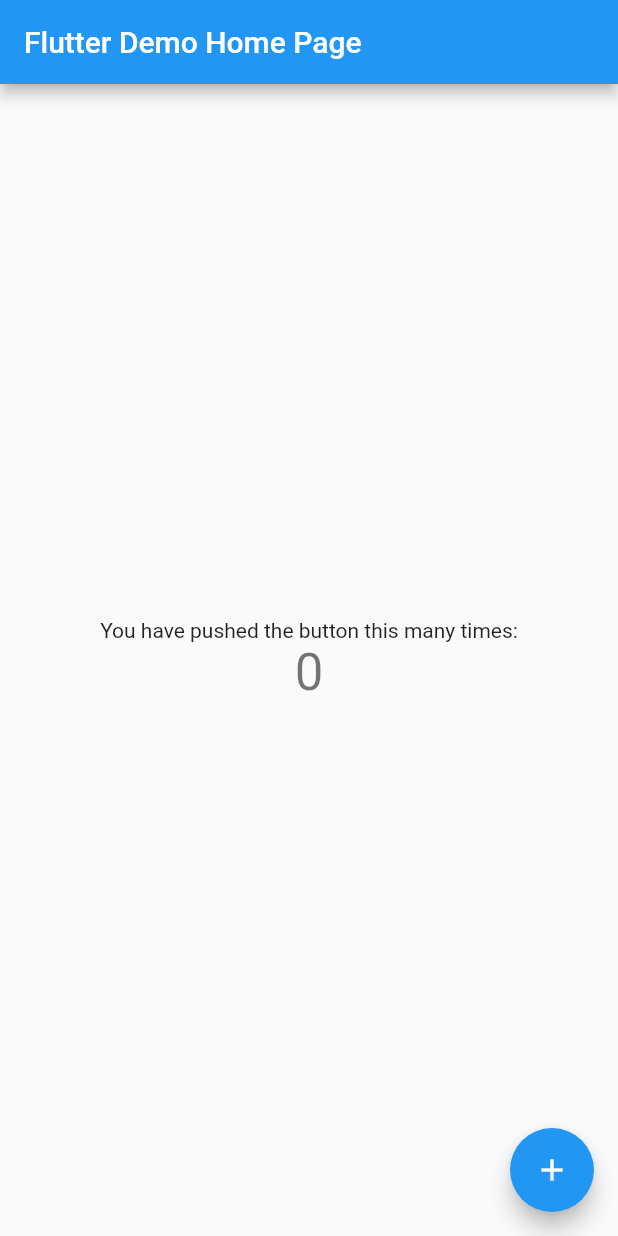
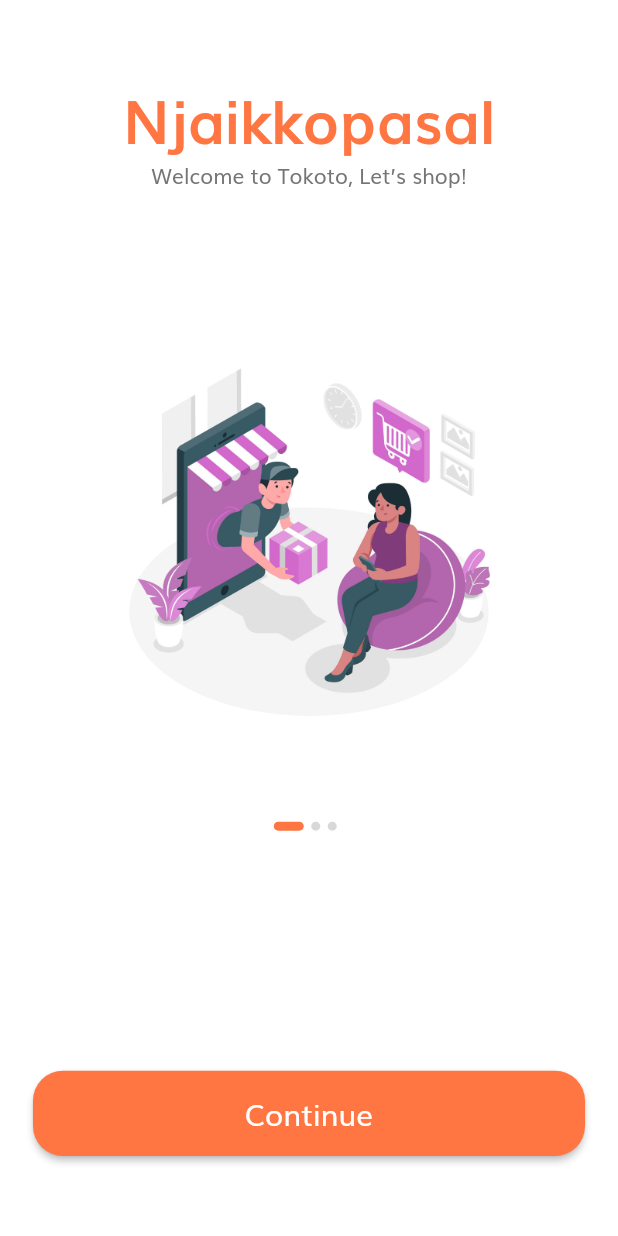
Before and after one commit to bhattarainabin64/EcommerceApp, a Flutter app: the screen it shows after launch, on a phone screen of 412 x 824 dp. Run offline on Flutter 3.47's test engine with Material 2 defaults, Android fonts, the phone set to English and light mode, and no system bars.

Commit message:
complete getStarted Screen

```diff
--- /dev/null
+++ b/lib/components/default_button.dart
@@ -0,0 +1,38 @@
+import 'package:flutter/material.dart';
+import 'package:najikkopasal/size_config.dart';
+
+import '../constants.dart';
+
+class DefaultButton extends StatelessWidget {
+  const DefaultButton({
+    Key? key,
+    required this.text,
+    this.press,
+  }) : super(key: key);
+  final String text;
+  final void Function()? press;
+
+  @override
+  Widget build(BuildContext context) {
+    return SizedBox(
+      width: double.infinity,
+      height: getProportionateScreenHeight(56),
+      child: ElevatedButton(
+        style: ElevatedButton.styleFrom(
+            shape: RoundedRectangleBorder(
+              borderRadius: BorderRadius.circular(20),
+            ),
+            primary: kPrimaryColor,
+            padding: const EdgeInsets.all(10)),
+        child: Text(
+          text,
+          style: TextStyle(
+            fontSize: getProportionateScreenWidth(18),
+            color: Colors.white,
+          ),
+        ),
+        onPressed: press,
+      ),
+    );
+  }
+}
--- /dev/null
+++ b/lib/constants.dart
@@ -0,0 +1,13 @@
+import 'package:flutter/material.dart';
+
+const kPrimaryColor = Color(0xFFFF7643);
+const kPrimaryLightColor = Color(0xFFFFECDF);
+const kPrimaryGradientColor = LinearGradient(
+  begin: Alignment.topLeft,
+  end: Alignment.bottomRight,
+  colors: [Color(0xFFFFA53E), Color(0xFFFF7643)],
+);
+const kSecondaryColor = Color(0xFF979797);
+const kTextColor = Color(0xFF757575);
+
+const kAnimationDuration = Duration(milliseconds: 200);
--- a/lib/main.dart
+++ b/lib/main.dart
@@ -1,4 +1,7 @@
 import 'package:flutter/material.dart';
+import 'package:najikkopasal/constants.dart';
+import 'package:najikkopasal/routes.dart';
+import 'package:najikkopasal/screens/splash/splash_screen.dart';
 
 void main() {
   runApp(const MyApp());
@@ -11,105 +14,18 @@ class MyApp extends StatelessWidget {
   @override
   Widget build(BuildContext context) {
     return MaterialApp(
-      title: 'Flutter Demo',
-      theme: ThemeData(
-        // This is the theme of your application.
-        //
-        // Try running your application with "flutter run". You'll see the
-        // application has a blue toolbar. Then, without quitting the app, try
-        // changing the primarySwatch below to Colors.green and then invoke
-        // "hot reload" (press "r" in the console where you ran "flutter run",
-        // or simply save your changes to "hot reload" in a Flutter IDE).
-        // Notice that the counter didn't reset back to zero; the application
-        // is not restarted.
-        primarySwatch: Colors.blue,
-      ),
-      home: const MyHomePage(title: 'Flutter Demo Home Page'),
-    );
+        debugShowCheckedModeBanner: false,
+        title: 'Flutter Demo',
+        theme: ThemeData(
+          scaffoldBackgroundColor: Colors.white,
+          fontFamily: "Muli",
+          textTheme: const TextTheme(
+            bodyText1: TextStyle(color: kTextColor),
+            bodyText2: TextStyle(color: kTextColor),
+          ),
+          primarySwatch: Colors.blue,
+        ),
+        initialRoute: SplashScreen.routeName,
+        routes: routes);
   }
 }
-
-class MyHomePage extends StatefulWidget {
-  const MyHomePage({Key? key, required this.title}) : super(key: key);
-
-  // This widget is the home page of your application. It is stateful, meaning
-  // that it has a State object (defined below) that contains fields that affect
-  // how it looks.
-
-  // This class is the configuration for the state. It holds the values (in this
-  // case the title) provided by the parent (in this case the App widget) and
-  // used by the build method of the State. Fields in a Widget subclass are
-  // always marked "final".
-
-  final String title;
-
-  @override
-  State<MyHomePage> createState() => _MyHomePageState();
-}
-
-class _MyHomePageState extends State<MyHomePage> {
-  int _counter = 0;
-
-  void _incrementCounter() {
-    setState(() {
-      // This call to setState tells the Flutter framework that something has
-      // changed in this State, which causes it to rerun the build method below
-      // so that the display can reflect the updated values. If we changed
-      // _counter without calling setState(), then the build method would not be
-      // called again, and so nothing would appear to happen.
-      _counter++;
-    });
-  }
-
-  @override
-  Widget build(BuildContext context) {
-    // This method is rerun every time setState is called, for instance as done
-    // by the _incrementCounter method above.
-    //
-    // The Flutter framework has been optimized to make rerunning build methods
-    // fast, so that you can just rebuild anything that needs updating rather
-    // than having to individually change instances of widgets.
-    return Scaffold(
-      appBar: AppBar(
-        // Here we take the value from the MyHomePage object that was created by
-        // the App.build method, and use it to set our appbar title.
-        title: Text(widget.title),
-      ),
-      body: Center(
-        // Center is a layout widget. It takes a single child and positions it
-        // in the middle of the parent.
-        child: Column(
-          // Column is also a layout widget. It takes a list of children and
-          // arranges them vertically. By default, it sizes itself to fit its
-          // children horizontally, and tries to be as tall as its parent.
-          //
-          // Invoke "debug painting" (press "p" in the console, choose the
-          // "Toggle Debug Paint" action from the Flutter Inspector in Android
-          // Studio, or the "Toggle Debug Paint" command in Visual Studio Code)
-          // to see the wireframe for each widget.
-          //
-          // Column has various properties to control how it sizes itself and
-          // how it positions its children. Here we use mainAxisAlignment to
-          // center the children vertically; the main axis here is the vertical
-          // axis because Columns are vertical (the cross axis would be
-          // horizontal).
-          mainAxisAlignment: MainAxisAlignment.center,
-          children: <Widget>[
-            const Text(
-              'You have pushed the button this many times:',
-            ),
-            Text(
-              '$_counter',
-              style: Theme.of(context).textTheme.headline4,
-            ),
-          ],
-        ),
-      ),
-      floatingActionButton: FloatingActionButton(
-        onPressed: _incrementCounter,
-        tooltip: 'Increment',
-        child: const Icon(Icons.add),
-      ), // This trailing comma makes auto-formatting nicer for build methods.
-    );
-  }
-}
--- /dev/null
+++ b/lib/routes.dart
@@ -0,0 +1,6 @@
+import 'package:flutter/material.dart';
+import 'package:najikkopasal/screens/splash/splash_screen.dart';
+
+final Map<String, WidgetBuilder> routes = {
+  SplashScreen.routeName:((context) =>SplashScreen() )
+};
--- /dev/null
+++ b/lib/screens/splash/components/body.dart
@@ -0,0 +1,117 @@
+import 'package:flutter/material.dart';
+import 'package:najikkopasal/components/default_button.dart';
+import 'package:najikkopasal/constants.dart';
+import 'package:najikkopasal/screens/splash/components/splash_content.dart';
+
+import '../../../size_config.dart';
+
+class Body extends StatefulWidget {
+  const Body({Key? key}) : super(key: key);
+
+  @override
+  State<Body> createState() => _BodyState();
+}
+
+class _BodyState extends State<Body> {
+  int currentPage = 0;
+  List<Map<String, String>> splashData = [
+    {
+      "text": "Welcome to Tokoto, Let’s shop!",
+      "image": "assets/images/banner.jpg"
+    },
+    {
+      "text":
+          "We help people conect with store \naround United State of America",
+      "image": "assets/images/banner.jpg"
+    },
+    {
+      "text": "We show the easy way to shop. \nJust stay at home with us",
+      "image": "assets/images/banner.jpg"
+    },
+  ];
+  @override
+  Widget build(BuildContext context) {
+    return SafeArea(
+      child: SizedBox(
+        width: double.infinity,
+        child: Column(
+          children: [
+            Expanded(
+              flex: 3,
+              child: PageView.builder(
+                onPageChanged: (value) => {
+                  setState(() {
+                    currentPage = value;
+                  })
+                },
+                itemCount: splashData.length,
+                itemBuilder: (context, index) => SplashContent(
+                  image: splashData[index]["image"] ?? '',
+                  text: splashData[index]["text"] ?? '',
+                ),
+              ),
+            ),
+
+            Expanded(
+                flex: 2,
+                child: Padding(
+                  padding: EdgeInsets.symmetric(
+                      horizontal: getProportionateScreenWidth(20)),
+                  child: Column(
+                    children: <Widget>[
+                      Spacer(),
+                      Row(
+                        mainAxisAlignment: MainAxisAlignment.center,
+                        children: List.generate(
+                          splashData.length,
+                          (index) => buildDot(index: index),
+                        ),
+                      ),
+
+                      // Spacer(flex: 3),
+                      const Spacer(
+                        flex: 3,
+                      ),
+                      DefaultButton(
+                        text: "Continue",
+                        press: () {},
+                      ),
+                      const Spacer(),
+                    ],
+                  ),
+                ))
+            // Expanded(
+            //   flex: 2,
+            //   child: Column(
+            //     children: [
+            //       Row(
+            //           mainAxisAlignment: MainAxisAlignment.center,
+            //           children: List.generate(
+            //             splashData.length,
+            //             (index) => buildDot(index: index),
+            //           )
+            //           ),
+
+            //     ],
+
+            //   ),
+            // )
+          ],
+        ),
+      ),
+    );
+  }
+
+  AnimatedContainer buildDot({required int index}) {
+    return AnimatedContainer(
+      duration: kAnimationDuration,
+      margin: const EdgeInsets.only(right: 5),
+      height: 6,
+      width: currentPage == index ? 20 : 6,
+      decoration: BoxDecoration(
+        color: currentPage == index ? kPrimaryColor : const Color(0xFFD8D8D8),
+        borderRadius: BorderRadius.circular(3),
+      ),
+    );
+  }
+}
--- /dev/null
+++ b/lib/screens/splash/components/splash_content.dart
@@ -0,0 +1,41 @@
+// Extract Method SplashContent
+import 'package:flutter/material.dart';
+
+import '../../../constants.dart';
+import '../../../size_config.dart';
+
+class SplashContent extends StatelessWidget {
+  const SplashContent({
+    Key? key,
+    required this.text,
+    required this.image,
+  }) : super(key: key);
+  final String text, image;
+
+  @override
+  Widget build(BuildContext context) {
+    return Column(
+      children: [
+        const Spacer(),
+        Text(
+          "Njaikkopasal",
+          style: TextStyle(
+            fontSize: getProportionateScreenWidth(36),
+            color: kPrimaryColor,
+            fontWeight: FontWeight.bold,
+          ),
+        ),
+        Text(
+          text,
+          textAlign: TextAlign.center,
+        ),
+        const Spacer(flex: 2),
+        Image.asset(
+          image,
+          height: getProportionateScreenHeight(265),
+          width: getProportionateScreenWidth(235),
+        ),
+      ],
+    );
+  }
+}
--- /dev/null
+++ b/lib/screens/splash/splash_screen.dart
@@ -0,0 +1,16 @@
+import 'package:flutter/material.dart';
+import 'package:najikkopasal/screens/splash/components/body.dart';
+import 'package:najikkopasal/size_config.dart';
+
+class SplashScreen extends StatelessWidget {
+  static String routeName = '/splash';
+  const SplashScreen({Key? key}) : super(key: key);
+
+  @override
+  Widget build(BuildContext context) {
+    SizeConfig().init(context);
+    return const Scaffold(
+      body: Body(),
+    );
+  }
+}
--- /dev/null
+++ b/lib/size_config.dart
@@ -0,0 +1,30 @@
+import 'package:flutter/material.dart';
+
+class SizeConfig {
+  static late MediaQueryData _mediaQueryData;
+  static late double screenWidth;
+  static late double screenHeight;
+  static double? defaultSize;
+  static Orientation? orientation;
+
+  void init(BuildContext context) {
+    _mediaQueryData = MediaQuery.of(context);
+    screenWidth = _mediaQueryData.size.width;
+    screenHeight = _mediaQueryData.size.height;
+    orientation = _mediaQueryData.orientation;
+  }
+}
+
+// Get the proportionate height as per screen size
+double getProportionateScreenHeight(double inputHeight) {
+  double screenHeight = SizeConfig.screenHeight;
+  // 812 is the layout height that designer use
+  return (inputHeight / 812.0) * screenHeight;
+}
+
+// Get the proportionate height as per screen size
+double getProportionateScreenWidth(double inputWidth) {
+  double screenWidth = SizeConfig.screenWidth;
+  // 375 is the layout width that designer use
+  return (inputWidth / 375.0) * screenWidth;
+}
```
